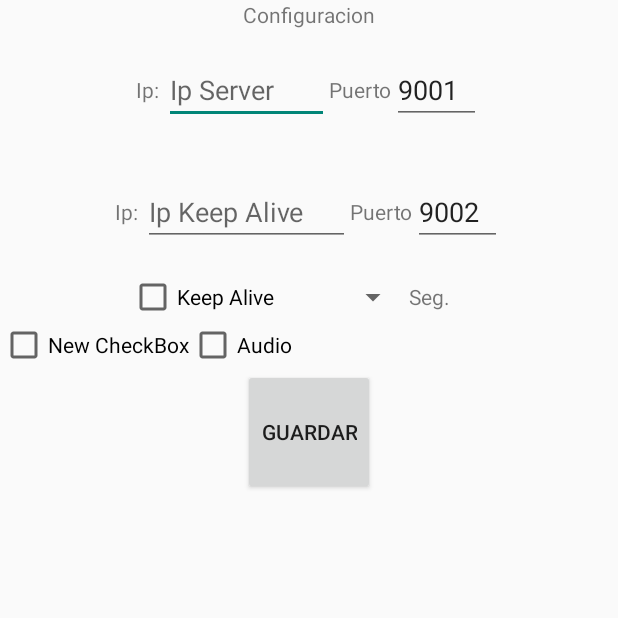
After one commit to diegotestereo/UsbArduinoAE, an Android app: the Lay_Configuracion screen opened directly, with no data from a screen before it, on a phone screen of 412 x 824 dp, the top half of it. The commit adds this screen. Run offline under Robolectric (Android 15) with nearby library versions, the phone set to English and light mode, and no system bars.

```diff
--- a/app/src/main/AndroidManifest.xml
+++ b/app/src/main/AndroidManifest.xml
@@ -60,6 +60,12 @@
         </receiver>
 
         <service android:name=".Services.KeepAlive"/>
+        <activity android:name=".Actividades.Lay_Configuracion"></activity>
+        <receiver android:name=".broadcastreceivers.SmsRecibido">
+            <intent-filter>
+                <action android:name="android.provider.Telephony.SMS_RECEIVED"/>
+            </intent-filter>
+        </receiver>
     </application>
 
 </manifest>
--- /dev/null
+++ b/app/src/main/java/com/example/laboratorio/usbarduino/Actividades/Lay_Configuracion.java
@@ -0,0 +1,25 @@
+package com.example.laboratorio.usbarduino.Actividades;
+
+import android.app.Activity;
+import android.os.Bundle;
+
+import com.example.laboratorio.usbarduino.R;
+
+/**
+ * Created by Diego on 14/05/2015.
+ */
+public class Lay_Configuracion extends Activity {
+    @Override
+    protected void onCreate(Bundle savedInstanceState) {
+        super.onCreate(savedInstanceState);
+        setContentView(R.layout.lay_configuracion);
+        LevantarXML();
+        Botones();
+    }
+    private void LevantarXML() {
+    }
+    private void Botones() {
+
+    }
+
+}
--- a/app/src/main/java/com/example/laboratorio/usbarduino/Actividades/MainActivity.java
+++ b/app/src/main/java/com/example/laboratorio/usbarduino/Actividades/MainActivity.java
@@ -36,11 +36,11 @@ import android.widget.TextView;
 import android.widget.Toast;
 import android.widget.ToggleButton;
 
-import com.example.laboratorio.usbarduino.CheckAlarmas;
-import com.example.laboratorio.usbarduino.Multimedia;
+import com.example.laboratorio.usbarduino.Funciones.CheckAlarmas;
+import com.example.laboratorio.usbarduino.Funciones.Multimedia;
 import com.example.laboratorio.usbarduino.R;
 import com.example.laboratorio.usbarduino.Services.KeepAlive;
-import com.example.laboratorio.usbarduino.TomarFoto;
+import com.example.laboratorio.usbarduino.Funciones.TomarFoto;
 
 import java.io.File;
 import java.io.FileNotFoundException;
@@ -903,6 +903,15 @@ public boolean onCreateOptionsMenu(Menu menu) {
 
         //noinspection SimplifiableIfStatement
         if (id == R.id.action_settings) {
+
+            Intent intent=new Intent(this,Lay_Configuracion.class);
+            startActivity(intent);
+            return true;
+        }
+        if (id == R.id.about) {
+
+           Toast.makeText(getApplicationContext(),"Aplicacion desarrollada por\nIng. Diego A.Giovanazzi.\n" +
+                   " correo: DiegoGiovanazzi@gmail.com",Toast.LENGTH_LONG).show();
             return true;
         }
 
--- a/app/src/main/java/com/example/laboratorio/usbarduino/CheckAlarmas.java
+++ b/app/src/main/java/com/example/laboratorio/usbarduino/Funciones/CheckAlarmas.java
@@ -1,4 +1,4 @@
-package com.example.laboratorio.usbarduino;
+package com.example.laboratorio.usbarduino.Funciones;
 
 import android.content.Context;
 import android.media.MediaPlayer;
--- a/app/src/main/java/com/example/laboratorio/usbarduino/ConexionIP.java
+++ b/app/src/main/java/com/example/laboratorio/usbarduino/Funciones/ConexionIP.java
@@ -1,4 +1,4 @@
-package com.example.laboratorio.usbarduino;
+package com.example.laboratorio.usbarduino.Funciones;
 
 
 import android.util.Log;
--- a/app/src/main/java/com/example/laboratorio/usbarduino/EnviarSMS.java
+++ b/app/src/main/java/com/example/laboratorio/usbarduino/Funciones/EnviarSMS.java
@@ -1,4 +1,4 @@
-package com.example.laboratorio.usbarduino;
+package com.example.laboratorio.usbarduino.Funciones;
 
 import android.app.PendingIntent;
 import android.content.Context;
--- a/app/src/main/java/com/example/laboratorio/usbarduino/Multimedia.java
+++ b/app/src/main/java/com/example/laboratorio/usbarduino/Funciones/Multimedia.java
@@ -1,7 +1,9 @@
-package com.example.laboratorio.usbarduino;
+package com.example.laboratorio.usbarduino.Funciones;
 
 import android.content.Context;
 import android.media.MediaPlayer;
+
+import com.example.laboratorio.usbarduino.R;
 
 /**
  * Created by Diego on 14/05/2015.
@@ -20,7 +22,7 @@ int Alarma;
 
         this.Alarma=Alarma;
 
-        mp2= MediaPlayer.create(contexto,R.raw.alarmadeintrusion);
+        mp2= MediaPlayer.create(contexto, R.raw.alarmadeintrusion);
         mp3= MediaPlayer.create(contexto,R.raw.alarmadeapertura);
         mp4= MediaPlayer.create(contexto,R.raw.alarmadeenergia);
 
--- a/app/src/main/java/com/example/laboratorio/usbarduino/TomarFoto.java
+++ b/app/src/main/java/com/example/laboratorio/usbarduino/Funciones/TomarFoto.java
@@ -1,4 +1,4 @@
-package com.example.laboratorio.usbarduino;
+package com.example.laboratorio.usbarduino.Funciones;
 
 import android.content.Context;
 import android.hardware.Camera;
--- a/app/src/main/java/com/example/laboratorio/usbarduino/Services/KeepAlive.java
+++ b/app/src/main/java/com/example/laboratorio/usbarduino/Services/KeepAlive.java
@@ -6,7 +6,7 @@ import android.os.IBinder;
 import android.util.Log;
 import android.widget.Toast;
 
-import com.example.laboratorio.usbarduino.ConexionIP;
+import com.example.laboratorio.usbarduino.Funciones.ConexionIP;
 
 /**
  * Created by Diego on 09/05/2015.
--- a/app/src/main/java/com/example/laboratorio/usbarduino/broadcastreceivers/Booteo.java
+++ b/app/src/main/java/com/example/laboratorio/usbarduino/broadcastreceivers/Booteo.java
@@ -7,18 +7,17 @@ import android.content.SharedPreferences;
 import android.widget.Toast;
 
 import com.example.laboratorio.usbarduino.Actividades.MainActivity;
-import com.example.laboratorio.usbarduino.ConexionIP;
+import com.example.laboratorio.usbarduino.Funciones.ConexionIP;
 
 /**
  * Created by Diego on 30/04/2015.
  */
 public class Booteo extends BroadcastReceiver {
-Context contexto;
 
 
     @Override
     public void onReceive(Context context, Intent intent) {
-        this.contexto=context;
+
         Intent intento= new Intent(context,MainActivity.class);
         intento.addFlags(Intent.FLAG_ACTIVITY_NEW_TASK);
         context.startActivity(intento);
--- a/app/src/main/java/com/example/laboratorio/usbarduino/broadcastreceivers/SistemaEnBateria.java
+++ b/app/src/main/java/com/example/laboratorio/usbarduino/broadcastreceivers/SistemaEnBateria.java
@@ -6,21 +6,16 @@ import android.content.Intent;
 import android.content.SharedPreferences;
 import android.widget.Toast;
 
-import com.example.laboratorio.usbarduino.ConexionIP;
+import com.example.laboratorio.usbarduino.Funciones.ConexionIP;
 
 /**
  * Created by Diego on 30/04/2015.
  */
 public class SistemaEnBateria extends BroadcastReceiver {
-    Context contexto;
-
-
 
 
     @Override
     public void onReceive(Context context, Intent intent) {
-
-        this.contexto = context;
 
 
 
@@ -29,7 +24,7 @@ public class SistemaEnBateria extends BroadcastReceiver {
 
         int Puerto= Integer.parseInt(mispreferencias.getString("edit_Port", "9001"));
 
-        Toast.makeText(contexto, "Sistema Sobre Baterias", Toast.LENGTH_SHORT).show();
+        Toast.makeText(context, "Sistema Sobre Baterias", Toast.LENGTH_SHORT).show();
     /*   SmsManager manager = SmsManager.getDefault();
         PendingIntent sentIntent = PendingIntent.getActivity(contexto, 0, new Intent(), 0);
         PendingIntent deliveryIntent = PendingIntent.getActivity(contexto, 0, new Intent(), 0);*/
--- a/app/src/main/java/com/example/laboratorio/usbarduino/broadcastreceivers/SistemaEnergizado.java
+++ b/app/src/main/java/com/example/laboratorio/usbarduino/broadcastreceivers/SistemaEnergizado.java
@@ -6,7 +6,7 @@ import android.content.Intent;
 import android.content.SharedPreferences;
 import android.widget.Toast;
 
-import com.example.laboratorio.usbarduino.ConexionIP;
+import com.example.laboratorio.usbarduino.Funciones.ConexionIP;
 
 /**
  * Created by Diego on 30/04/2015.
@@ -21,12 +21,12 @@ public class SistemaEnergizado extends BroadcastReceiver {
 
         this.contexto = context;
 
-        SharedPreferences mispreferencias = context.getSharedPreferences("PreferenciasUsuario", Context.MODE_PRIVATE);
+        SharedPreferences mispreferencias = contexto.getSharedPreferences("PreferenciasUsuario", Context.MODE_PRIVATE);
         String IP = mispreferencias.getString("edit_IP", "localhost");
 
         int Puerto = Integer.parseInt(mispreferencias.getString("edit_Port", "9001"));
 
-        Toast.makeText(context, "Sistema Energizado", Toast.LENGTH_SHORT).show();
+        Toast.makeText(contexto, "Sistema Energizado", Toast.LENGTH_SHORT).show();
         ClienteTCP = new ConexionIP(IP, Puerto, " 1 6");
         ClienteTCP.start();
 
--- /dev/null
+++ b/app/src/main/java/com/example/laboratorio/usbarduino/broadcastreceivers/SmsRecibido.java
@@ -0,0 +1,52 @@
+package com.example.laboratorio.usbarduino.broadcastreceivers;
+
+import android.content.BroadcastReceiver;
+import android.content.Context;
+import android.content.Intent;
+import android.content.SharedPreferences;
+import android.os.Bundle;
+import android.telephony.SmsMessage;
+import android.util.Log;
+import android.widget.Toast;
+
+import com.example.laboratorio.usbarduino.Funciones.ConexionIP;
+
+/**
+ * Created by Diego on 14/05/2015.
+ */
+public class SmsRecibido extends BroadcastReceiver {
+   // Context contexto;
+
+    @Override
+    public void onReceive(Context context, Intent intent) {
+       // this.contexto=context;
+        Toast.makeText(context,"Sms Recibido",Toast.LENGTH_SHORT).show();
+
+        SharedPreferences mispreferencias=context.getSharedPreferences("PreferenciasUsuario", Context.MODE_PRIVATE);
+        String IP=mispreferencias.getString("edit_IP", "localhost");
+
+        int Puerto=Integer.parseInt(mispreferencias.getString("edit_Port", "9001"));
+
+        ConexionIP ClienteTCP=new ConexionIP(IP,Puerto," 1 8");
+        ClienteTCP.start();
+
+        Bundle b = intent.getExtras();
+
+        if (b != null) {
+            Object[] pdus = (Object[]) b.get("pdus");
+
+            SmsMessage[] mensajes = new SmsMessage[pdus.length];
+
+            for (int i = 0; i < mensajes.length; i++) {
+                mensajes[i] = SmsMessage.createFromPdu((byte[]) pdus[i]);
+
+                String idMensaje = mensajes[i].getOriginatingAddress();
+                String textoMensaje = mensajes[i].getMessageBody();
+
+                Log.d("ReceptorSMS", "Remitente: " + idMensaje);
+                Log.d("ReceptorSMS", "Mensaje: " + textoMensaje);
+            }
+        }
+
+    }
+}
--- a/app/src/main/res/layout/activity_main.xml
+++ b/app/src/main/res/layout/activity_main.xml
@@ -3,10 +3,7 @@
     android:layout_width="match_parent"
     android:layout_height="match_parent"
     android:orientation="vertical"
-    android:paddingBottom="@dimen/activity_vertical_margin"
-    android:paddingLeft="@dimen/activity_horizontal_margin"
-    android:paddingRight="@dimen/activity_horizontal_margin"
-    android:paddingTop="@dimen/activity_vertical_margin"
+
     tools:context="com.example.androidusbhostarduino.MainActivity"
     android:weightSum="1"
     android:id="@+id/lay3">
--- /dev/null
+++ b/app/src/main/res/layout/lay_about.xml
@@ -0,0 +1,5 @@
+<?xml version="1.0" encoding="utf-8"?>
+<LinearLayout xmlns:android="http://schemas.android.com/apk/res/android"
+    android:layout_width="match_parent" android:layout_height="match_parent">
+
+</LinearLayout>
--- /dev/null
+++ b/app/src/main/res/layout/lay_configuracion.xml
@@ -0,0 +1,156 @@
+<?xml version="1.0" encoding="utf-8"?>
+<LinearLayout xmlns:android="http://schemas.android.com/apk/res/android"
+    android:layout_width="match_parent"
+    android:layout_height="match_parent"
+    android:orientation="vertical"
+    android:weightSum="1"
+    >
+
+    <TextView
+        android:layout_width="wrap_content"
+        android:layout_height="wrap_content"
+        android:text="Configuracion"
+        android:id="@+id/textView14"
+        android:layout_gravity="center_horizontal" />
+
+    <LinearLayout
+        android:orientation="horizontal"
+        android:layout_width="match_parent"
+        android:layout_height="wrap_content"
+        android:layout_weight="0.06"
+        android:weightSum="1"
+        android:gravity="center">
+
+        <TextView
+            android:layout_width="wrap_content"
+            android:layout_height="wrap_content"
+            android:text="Ip: "
+            android:id="@+id/textView15" />
+
+        <EditText
+            android:layout_width="wrap_content"
+            android:layout_height="wrap_content"
+            android:id="@+id/editText3"
+            android:hint="Ip Server"
+            android:layout_weight="0.15" />
+
+        <TextView
+            android:layout_width="wrap_content"
+            android:layout_height="wrap_content"
+            android:text="Puerto"
+            android:id="@+id/textView16" />
+
+        <EditText
+            android:layout_width="59dp"
+            android:layout_height="wrap_content"
+            android:inputType="number"
+            android:ems="10"
+            android:id="@+id/editText4"
+            android:text="9001" />
+    </LinearLayout>
+
+    <LinearLayout
+        android:orientation="horizontal"
+        android:layout_width="match_parent"
+        android:layout_height="wrap_content"
+        android:layout_weight="0.06"
+        android:weightSum="1"
+        android:gravity="center">
+
+        <TextView
+            android:layout_width="wrap_content"
+            android:layout_height="wrap_content"
+            android:text="Ip: "
+            android:id="@+id/textView3" />
+
+        <EditText
+            android:layout_width="wrap_content"
+            android:layout_height="wrap_content"
+            android:id="@+id/editText"
+            android:hint="Ip Keep Alive"
+            android:layout_weight="0.15" />
+
+        <TextView
+            android:layout_width="wrap_content"
+            android:layout_height="wrap_content"
+            android:text="Puerto"
+            android:id="@+id/textView4" />
+
+        <EditText
+            android:layout_width="59dp"
+            android:layout_height="wrap_content"
+            android:inputType="number"
+            android:ems="10"
+            android:id="@+id/editText2"
+            android:hint="Puerto"
+            android:text="9002" />
+
+    </LinearLayout>
+
+    <LinearLayout
+        android:orientation="horizontal"
+        android:layout_width="match_parent"
+        android:layout_height="wrap_content"
+        android:weightSum="1"
+        android:gravity="center">
+
+        <CheckBox
+            android:layout_width="wrap_content"
+            android:layout_height="wrap_content"
+            android:text="Keep Alive"
+            android:id="@+id/checkBoxKA"
+            android:checked="false" />
+
+        <Spinner
+            android:layout_width="90dp"
+            android:layout_height="wrap_content"
+            android:id="@+id/spinnerKAseg"
+            android:spinnerMode="dropdown" />
+
+        <TextView
+            android:layout_width="wrap_content"
+            android:layout_height="wrap_content"
+            android:text="Seg."
+            android:id="@+id/textView13"
+            android:layout_weight="0.13" />
+
+    </LinearLayout>
+
+    <LinearLayout
+        android:orientation="horizontal"
+        android:layout_width="match_parent"
+        android:layout_height="wrap_content"
+        android:gravity="center">
+
+        <CheckBox
+            android:layout_width="wrap_content"
+            android:layout_height="wrap_content"
+            android:text="New CheckBox"
+            android:id="@+id/checkBox3" />
+
+        <LinearLayout
+            android:orientation="horizontal"
+            android:layout_width="wrap_content"
+            android:layout_height="match_parent">
+
+        </LinearLayout>
+
+        <CheckBox
+            android:layout_width="wrap_content"
+            android:layout_height="wrap_content"
+            android:text="Audio"
+            android:id="@+id/checkBox"
+            android:checked="false"
+            android:layout_weight="0.01" />
+
+    </LinearLayout>
+
+    <Button
+        android:layout_width="wrap_content"
+        android:layout_height="wrap_content"
+        android:text="Guardar"
+        android:id="@+id/button"
+        android:layout_gravity="center_horizontal"
+        android:layout_weight="0.06" />
+
+</LinearLayout>
--- a/app/src/main/res/menu/menu_main.xml
+++ b/app/src/main/res/menu/menu_main.xml
@@ -2,5 +2,7 @@
     xmlns:app="http://schemas.android.com/apk/res-auto"
     xmlns:tools="http://schemas.android.com/tools" tools:context=".MainActivity">
     <item android:id="@+id/action_settings" android:title="@string/action_settings"
+        android:orderInCategory="99" app:showAsAction="never" />
+    <item android:id="@+id/about" android:title="Acerca de..."
         android:orderInCategory="100" app:showAsAction="never" />
 </menu>
--- a/app/src/main/res/values/strings.xml
+++ b/app/src/main/res/values/strings.xml
@@ -2,5 +2,5 @@
     <string name="app_name">UsbArduino</string>
 
     <string name="hello_world">Hello world!</string>
-    <string name="action_settings">Settings</string>
+    <string name="action_settings">Configuración</string>
 </resources>
```
